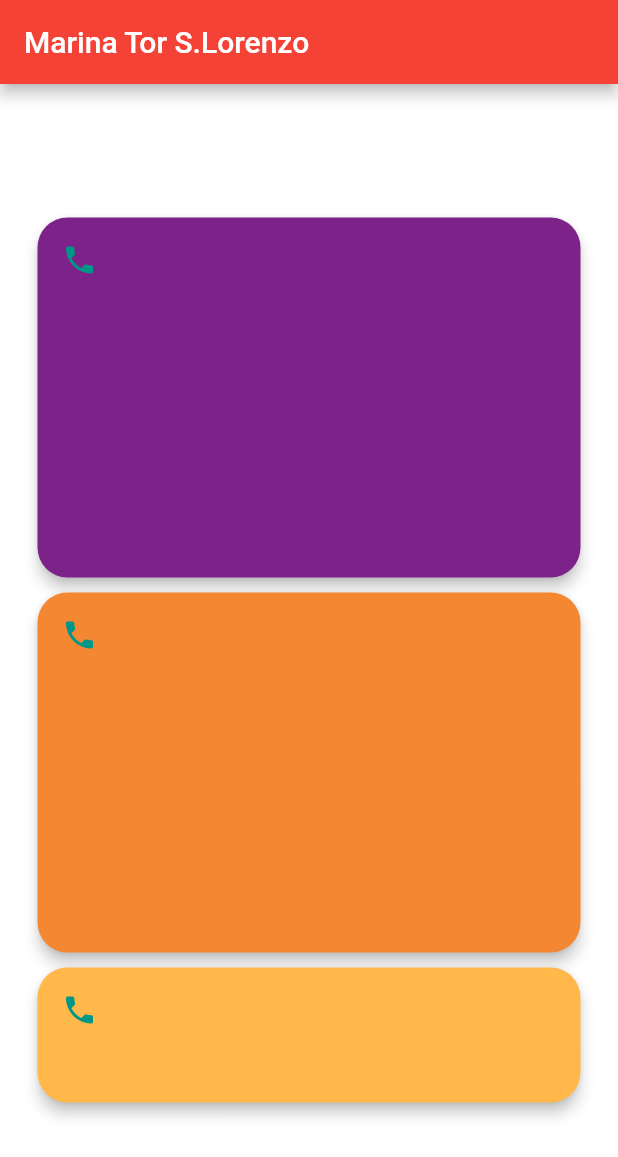
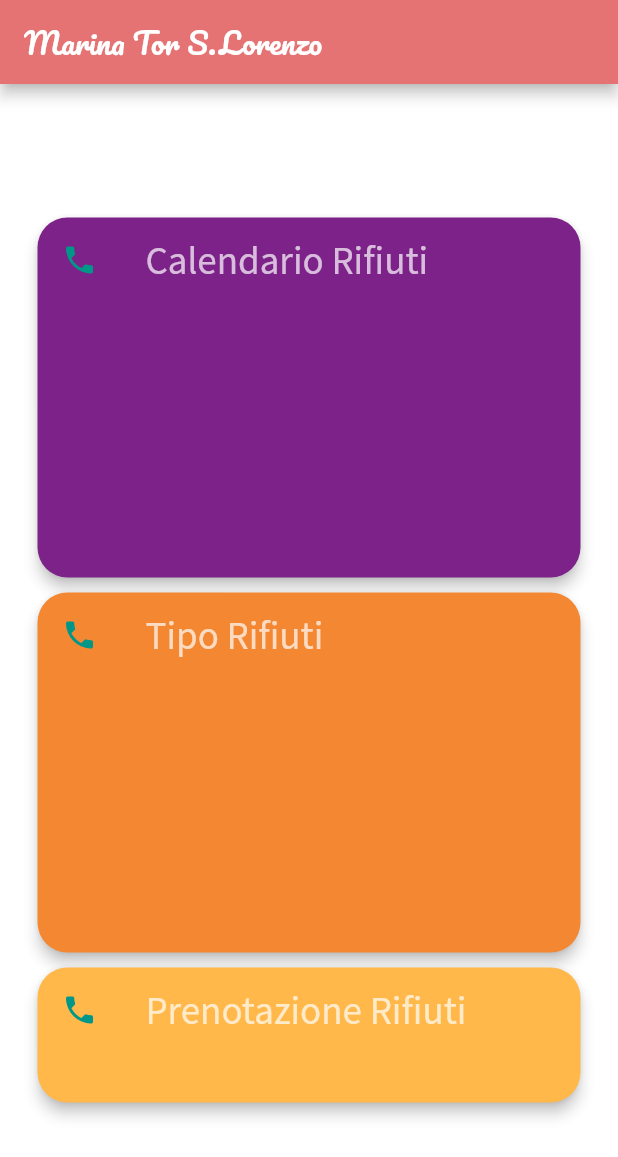
Before and after one commit to fdepedis/AppRifiuti, a Flutter app: the screen it shows after launch, on a phone screen of 412 x 824 dp. Shown: the top 1157 px of the screen. Run offline on Flutter 3.47's test engine with Material 2 defaults, Android fonts, the phone set to English and light mode, and no system bars.

Commit message:
add fonts

```diff
--- a/lib/CardContent.dart
+++ b/lib/CardContent.dart
@@ -55,11 +55,11 @@ class CardContent extends StatelessWidget {
               color: Colors.teal,
             ),
             title: Text(
-              '',
+              nameCard,
               style: TextStyle(
-                color: Colors.teal.shade900,
+                color: Colors.white70,
                 fontFamily: 'Source Sans Pro',
-                fontSize: 20.0,
+                fontSize: 26.0,
               ),
             ),
           ),
--- a/lib/main.dart
+++ b/lib/main.dart
@@ -17,7 +17,6 @@ class MyApp extends StatelessWidget {
       debugShowCheckedModeBanner: false,
       //title: 'App Rifiuti Marina TSL',
       theme: ThemeData(
-        primarySwatch: Colors.red,
         visualDensity: VisualDensity.adaptivePlatformDensity,
       ),
       home: MyHomePage(title: 'Marina Tor S.Lorenzo'),
@@ -41,7 +40,16 @@ class _MyHomePageState extends State<MyHomePage> {
   Widget build(BuildContext context) {
     return Scaffold(
       appBar: AppBar(
-        title: Text(widget.title),
+        /* title: Text(widget.title),*/
+        backgroundColor: Colors.red[300],
+        title: Text(
+          widget.title,
+          style: TextStyle(
+            color: Colors.white,
+            fontFamily: 'Pacifico',
+            fontSize: 20,
+          ),
+        ),
       ),
       backgroundColor: Colors.white,
       body: _buildBody(context),
@@ -54,18 +62,9 @@ SafeArea _buildBody(BuildContext context) {
     child: Column(
       mainAxisAlignment: MainAxisAlignment.center,
       children: <Widget>[
-        /*SizedBox(
-          height: 20.0,
-          width: 150.0,
-          child: Divider(
-            color: Colors.teal.shade100,
-            thickness: 1,
-          ),
-        ),*/
-        /*calendarCard(context),*/
         CardContent(
-            nameCard: "",
-            typeCard: "",
+            nameCard: "Calendario Rifiuti",
+            typeCard: "R_CALENDAR",
             dimensionCard: "LARGE",
             colorCard: 0xFF7C2289),
         /*Card(
@@ -129,13 +128,13 @@ SafeArea _buildBody(BuildContext context) {
           ),
         ),*/
         CardContent(
-            nameCard: "",
-            typeCard: "",
+            nameCard: "Tipo Rifiuti",
+            typeCard: "R_TYPE",
             dimensionCard: "LARGE",
             colorCard: 0xFFF48731),
         CardContent(
-            nameCard: "",
-            typeCard: "",
+            nameCard: "Prenotazione Rifiuti",
+            typeCard: "R_CHECK",
             dimensionCard: "NORMAL",
             colorCard: 0xFFFFB849),
       ],
--- /dev/null
+++ b/pubspec_old.yaml
@@ -0,0 +1,76 @@
+name: rifiuti
+description: App Rifiuti Marina di Tor San Lorenzo
+
+# The following line prevents the package from being accidentally published to
+# pub.dev using `pub publish`. This is preferred for private packages.
+publish_to: 'none' # Remove this line if you wish to publish to pub.dev
+
+# The following defines the version and build number for your application.
+# A version number is three numbers separated by dots, like 1.2.43
+# followed by an optional build number separated by a +.
+# Both the version and the builder number may be overridden in flutter
+# build by specifying --build-name and --build-number, respectively.
+# In Android, build-name is used as versionName while build-number used as versionCode.
+# Read more about Android versioning at https://developer.android.com/studio/publish/versioning
+# In iOS, build-name is used as CFBundleShortVersionString while build-number used as CFBundleVersion.
+# Read more about iOS versioning at
+# https://developer.apple.com/library/archive/documentation/General/Reference/InfoPlistKeyReference/Articles/CoreFoundationKeys.html
+version: 1.0.0+1
+
+environment:
+  sdk: ">=2.7.0 <3.0.0"
+
+dependencies:
+  flutter:
+    sdk: flutter
+
+
+  # The following adds the Cupertino Icons font to your application.
+  # Use with the CupertinoIcons class for iOS style icons.
+  cupertino_icons: ^1.0.0
+
+dev_dependencies:
+  flutter_test:
+    sdk: flutter
+
+# For information on the generic Dart part of this file, see the
+# following page: https://dart.dev/tools/pub/pubspec
+
+# The following section is specific to Flutter.
+flutter:
+
+  # The following line ensures that the Material Icons font is
+  # included with your application, so that you can use the icons in
+  # the material Icons class.
+  uses-material-design: true
+
+  # To add assets to your application, add an assets section, like this:
+  # assets:
+  #   - images/a_dot_burr.jpeg
+  #   - images/a_dot_ham.jpeg
+
+  # An image asset can refer to one or more resolution-specific "variants", see
+  # https://flutter.dev/assets-and-images/#resolution-aware.
+
+  # For details regarding adding assets from package dependencies, see
+  # https://flutter.dev/assets-and-images/#from-packages
+
+  # To add custom fonts to your application, add a fonts section here,
+  # in this "flutter" section. Each entry in this list should have a
+  # "family" key with the font family name, and a "fonts" key with a
+  # list giving the asset and other descriptors for the font. For
+  # example:
+  # fonts:
+  #   - family: Schyler
+  #     fonts:
+  #       - asset: fonts/Schyler-Regular.ttf
+  #       - asset: fonts/Schyler-Italic.ttf
+  #         style: italic
+  #   - family: Trajan Pro
+  #     fonts:
+  #       - asset: fonts/TrajanPro.ttf
+  #       - asset: fonts/TrajanPro_Bold.ttf
+  #         weight: 700
+  #
+  # For details regarding fonts from package dependencies,
+  # see https://flutter.dev/custom-fonts/#from-packages
```
Also changed, not shown: pubspec.yaml (+12 -50 lines), fonts/Pacifico-Regular.ttf (added), fonts/SourceSansPro-Regular.ttf (added).
